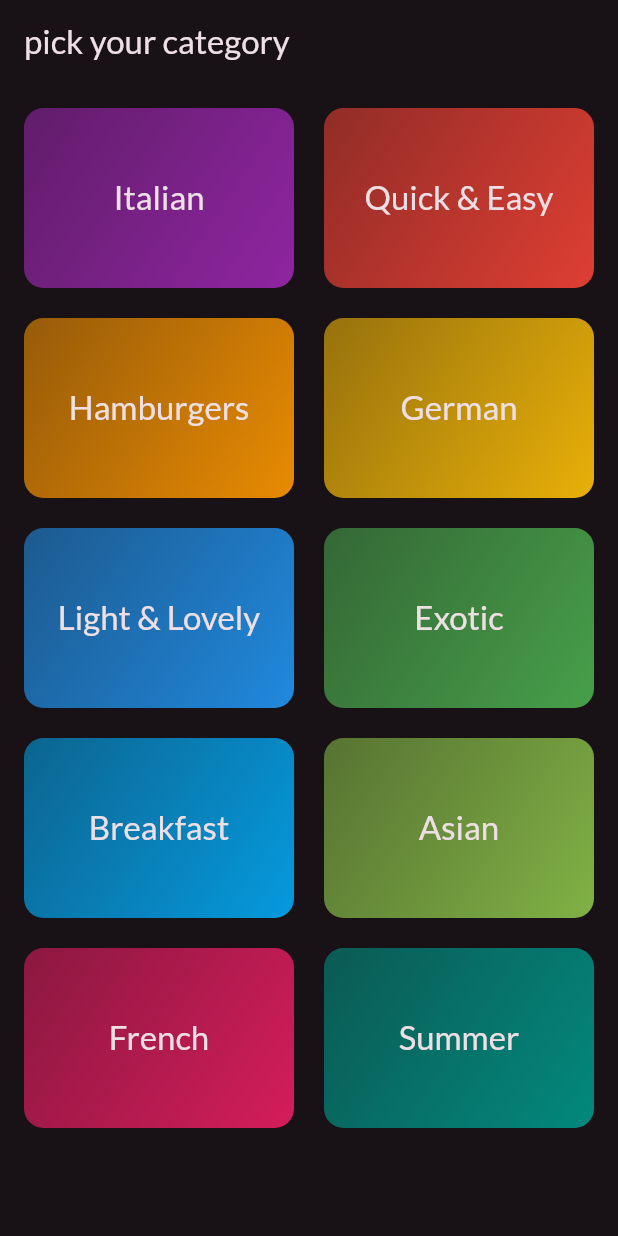
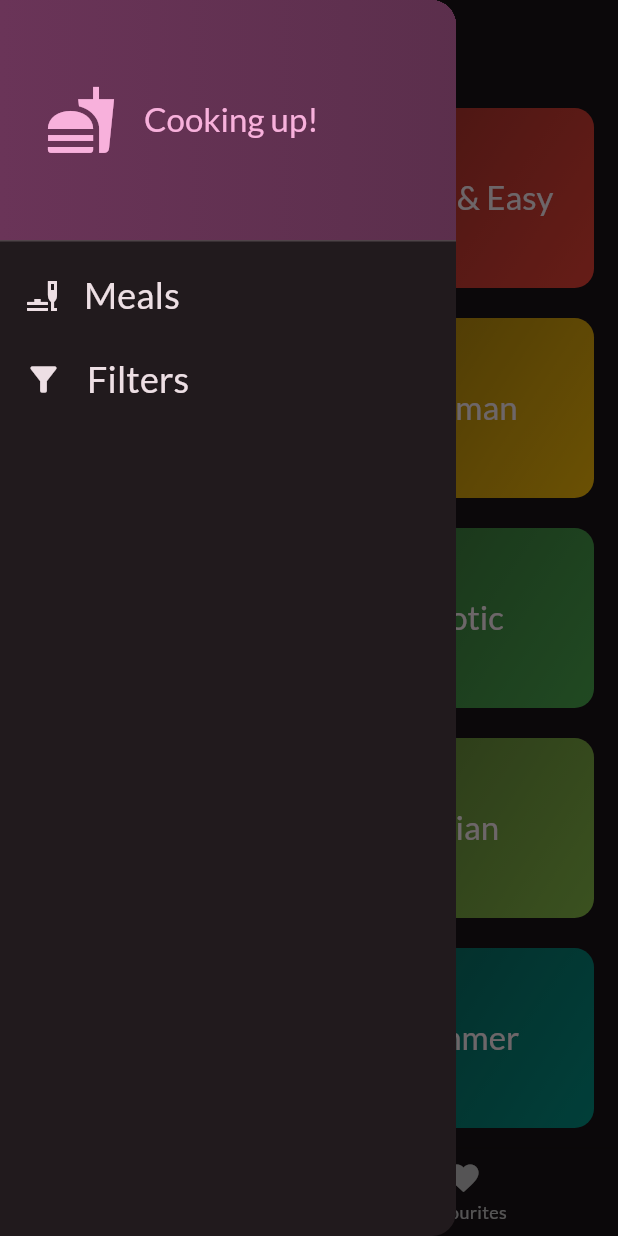
Before and after one commit to Nisarg221B/Learnings, a Flutter app: the screen it shows after launch, with the side drawer open (before the commit the screen has no drawer), on a phone screen of 412 x 824 dp. Run offline on Flutter 3.47's test engine with Material 2 defaults, Android fonts, the phone set to English and light mode, and no system bars; our stand-ins replace dropdown_button2, google_fonts, transparent_image.

Commit message:
almost complete with meal app, few miner logic and details left

```diff
--- a/Flutter/project_5/lib/main.dart
+++ b/Flutter/project_5/lib/main.dart
@@ -1,6 +1,7 @@
 import 'package:flutter/material.dart';
 import 'package:google_fonts/google_fonts.dart';
-import 'package:project_5/widgets/screens/categories.dart';
+import 'package:project_5/models/meal.dart';
+import 'package:project_5/widgets/screens/tabs.dart';
 
 final theme = ThemeData(
   useMaterial3: true,
@@ -14,15 +15,55 @@ void main() {
   runApp(const App());
 }
 
+class Favorite extends InheritedWidget {
+  final List<Meal> favoriteMeals = [];
+  final Icon nonFav = const Icon(Icons.favorite_border);
+  final Icon fav = const Icon(Icons.favorite);
+
+  void toggleMealFavouriteStatus(Meal meal) {
+    final isExisting = favoriteMeals.contains(meal);
+    if (isExisting) {
+      favoriteMeals.remove(meal);
+    } else {
+      favoriteMeals.add(meal);
+    }
+    getFinalFavIcon(meal);
+  }
+
+  Icon getFinalFavIcon(Meal meal) {
+    final isExisting = favoriteMeals.contains(meal);
+    if (isExisting) {
+      return fav;
+    } else {
+      return nonFav;
+    }
+  }
+
+  Favorite({super.key, required super.child});
+
+  static Favorite? of(BuildContext context) {
+    return context.dependOnInheritedWidgetOfExactType<Favorite>();
+  }
+
+  @override
+  bool updateShouldNotify(covariant Favorite oldWidget) {
+    return true;
+    //return !listEquals(favoriteMeals, oldWidget.favoriteMeals);
+  }
+}
+
+
 class App extends StatelessWidget {
   const App({super.key});
 
   @override
   Widget build(BuildContext context) {
-    return MaterialApp(
-      debugShowCheckedModeBanner: false,
-      theme: theme,
-      home: const CategoriesScreen(),
+    return Favorite(
+      child: MaterialApp(
+        debugShowCheckedModeBanner: false,
+        theme: theme,
+        home: const TabsScreen(),
+      ),
     );
   }
 }
--- /dev/null
+++ b/Flutter/project_5/lib/widgets/main_drawer.dart
@@ -0,0 +1,93 @@
+import 'package:flutter/material.dart';
+
+class MainDrawer extends StatelessWidget {
+  const MainDrawer({super.key, required this.onSelectScreen});
+
+  final void Function(String identifier) onSelectScreen;
+  @override
+  Widget build(BuildContext context) {
+    return Drawer(
+      child: Column(
+        children: [
+          // Drawer Header
+          DrawerHeader(
+            padding: const EdgeInsets.all(30),
+            decoration: BoxDecoration(
+              gradient: LinearGradient(
+                colors: [
+                  Theme.of(context).colorScheme.primaryContainer,
+                  Theme.of(context)
+                      .colorScheme
+                      .primaryContainer
+                      .withOpacity(0.8),
+                ],
+                begin: Alignment.centerLeft,
+                end: Alignment.centerRight,
+              ),
+            ),
+
+            // Icon and cooking up heading
+            child: Row(
+              children: [
+                Icon(
+                  Icons.fastfood,
+                  size: 48,
+                  color: Theme.of(context).colorScheme.primary,
+                ),
+                const SizedBox(
+                  width: 18,
+                ),
+                Text(
+                  'Cooking up!',
+                  style: Theme.of(context).textTheme.titleLarge!.copyWith(
+                        color: Theme.of(context).colorScheme.primary,
+                      ),
+                ),
+              ],
+            ),
+          ),
+
+          // Drawer content
+
+          // Meals
+          ListTile(
+            leading: Icon(
+              Icons.brunch_dining,
+              size: 24,
+              color: Theme.of(context).colorScheme.onBackground,
+            ),
+            title: Text(
+              'Meals',
+              style: Theme.of(context).textTheme.titleSmall!.copyWith(
+                    color: Theme.of(context).colorScheme.onBackground,
+                    fontSize: 24,
+                  ),
+            ),
+            onTap: () {
+              onSelectScreen('meals');
+            },
+          ),
+
+          // Filters
+          ListTile(
+            leading: Icon(
+              Icons.filter_alt,
+              size: 26,
+              color: Theme.of(context).colorScheme.onBackground,
+            ),
+            title: Text(
+              'Filters',
+              style: Theme.of(context).textTheme.titleSmall!.copyWith(
+                    color: Theme.of(context).colorScheme.onBackground,
+                    fontSize: 24,
+                  ),
+            ),
+            onTap: () {
+              onSelectScreen('filter');
+            },
+          )
+        ],
+      ),
+    );
+  }
+}
--- a/Flutter/project_5/lib/widgets/screens/categories.dart
+++ b/Flutter/project_5/lib/widgets/screens/categories.dart
@@ -9,8 +9,9 @@ class CategoriesScreen extends StatelessWidget {
   const CategoriesScreen({super.key});
 
   void _selectCategory(BuildContext context, Category category) {
-
-    final List<Meal>filteredMeals = dummyMeals.where((meal) => meal.categories.contains(category.id)).toList();
+    final List<Meal> filteredMeals = dummyMeals
+        .where((meal) => meal.categories.contains(category.id))
+        .toList();
 
     // Navigator.of(context).push(route);
     Navigator.push(
@@ -29,11 +30,7 @@ class CategoriesScreen extends StatelessWidget {
 
   @override
   Widget build(BuildContext context) {
-    return Scaffold(
-      appBar: AppBar(
-        title: const Text('pick your category'),
-      ),
-      body: GridView(
+    return GridView(
       padding: const EdgeInsets.all(16),
       // main axis - top to bottom
       // cross axis - left to right
@@ -49,12 +46,11 @@ class CategoriesScreen extends StatelessWidget {
         for (final category in availableCategories)
           CategoryGridItem(
             () {
-                _selectCategory(context,category);
+              _selectCategory(context, category);
             },
             category: category,
           )
       ],
-      ),
     );
   }
 }
--- /dev/null
+++ b/Flutter/project_5/lib/widgets/screens/tabs.dart
@@ -0,0 +1,66 @@
+import 'package:flutter/material.dart';
+import 'package:project_5/main.dart';
+import 'package:project_5/widgets/main_drawer.dart';
+import 'package:project_5/widgets/screens/categories.dart';
+import 'package:project_5/widgets/screens/filters.dart';
+import 'package:project_5/widgets/screens/meals.dart';
+
+class TabsScreen extends StatefulWidget {
+  const TabsScreen({super.key});
+
+  @override
+  State<TabsScreen> createState() {
+    return _TabsScreenState();
+  }
+}
+
+class _TabsScreenState extends State<TabsScreen> {
+  int _selectedPageIndex = 0;
+  void _selectPage(int index) {
+    setState(() {
+      _selectedPageIndex = index;
+    });
+  }
+
+  void _setScreenDrawer(String identifier) {
+    Navigator.of(context).pop();
+    if (identifier == 'filter') {
+      Navigator.pushReplacement( // also see pushreplacement
+        context,
+        MaterialPageRoute(
+          builder: (BuildContext context) {
+            return const FiltersScreen();
+          },
+        ),
+      );
+    }
+  }
+
+  @override
+  Widget build(BuildContext context) {
+    Widget activePage = const CategoriesScreen();
+    String activePageTitle = 'Categories';
+
+    if (_selectedPageIndex == 1) {
+      activePage = MealsScreen(meals: Favorite.of(context)!.favoriteMeals);
+      activePageTitle = 'Your Favorites';
+    }
+
+    return Scaffold(
+      appBar: AppBar(title: Text(activePageTitle)),
+      drawer: MainDrawer(onSelectScreen: _setScreenDrawer),
+      body: activePage,
+      bottomNavigationBar: BottomNavigationBar(
+        // selectedItemColor: const Color.fromARGB(255, 190, 68, 59),
+        onTap: _selectPage,
+        currentIndex: _selectedPageIndex,
+        items: const [
+          BottomNavigationBarItem(
+              icon: Icon(Icons.set_meal), label: 'Categories'),
+          BottomNavigationBarItem(
+              icon: Icon(Icons.favorite), label: 'Favourites'),
+        ],
+      ),
+    );
+  }
+}
```
Also changed, not shown: Flutter/project_5/lib/widgets/meal_list_item.dart (+17 -5 lines), Flutter/project_5/lib/widgets/screens/filters.dart (added, +136 -0 lines), Flutter/project_5/lib/widgets/screens/item_detail.dart (added, +134 -0 lines), Flutter/project_5/lib/widgets/screens/meals.dart (+30 -9 lines), 3 other files. Lines whose indentation alone changed are shown as unchanged.
